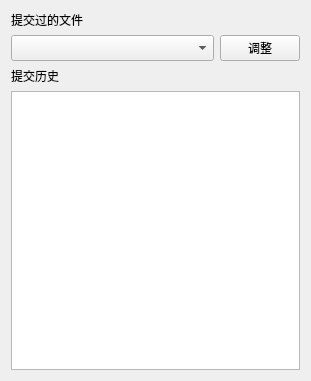
Before: the Qt Designer form FileBackup/ui/FileBackupView.ui in 3548848289/SmartDesk, drawn with Qt 5.
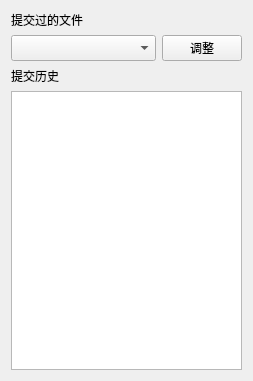
After: the same form once the commit is applied.

The edit to the form file:
```diff
--- a/FileBackup/ui/FileBackupView.ui
+++ b/FileBackup/ui/FileBackupView.ui
@@ -6,10 +6,16 @@
    <rect>
     <x>0</x>
     <y>0</y>
-    <width>311</width>
+    <width>253</width>
     <height>381</height>
    </rect>
   </property>
+  <property name="minimumSize">
+   <size>
+    <width>0</width>
+    <height>0</height>
+   </size>
+  </property>
   <property name="windowTitle">
    <string>Form</string>
   </property>
@@ -38,7 +44,7 @@
         <bool>true</bool>
        </property>
        <property name="sizePolicy">
-        <sizepolicy hsizetype="Fixed" vsizetype="Preferred">
+        <sizepolicy hsizetype="Expanding" vsizetype="Preferred">
          <horstretch>0</horstretch>
          <verstretch>0</verstretch>
         </sizepolicy>
```
Left out of the diff: 14 changed lines with no effect on the pictures.
